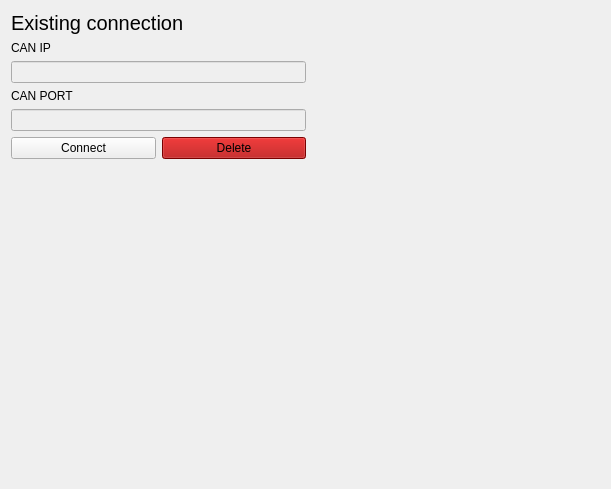
Old version of the form ui/existingconnection.ui in the repository fearricepudding/ECUPWN_APP.
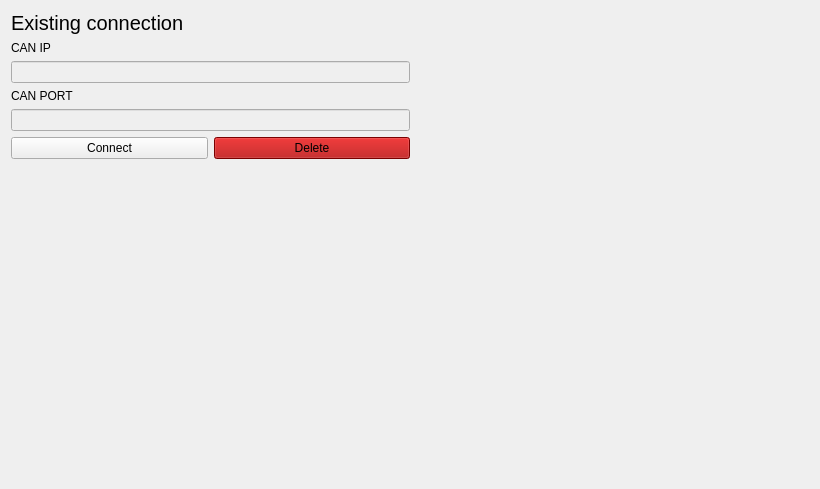
New version of the form.

What changed in the file:
```diff
--- a/ui/existingconnection.ui
+++ b/ui/existingconnection.ui
@@ -6,7 +6,7 @@
    <rect>
     <x>0</x>
     <y>0</y>
-    <width>611</width>
+    <width>820</width>
     <height>489</height>
    </rect>
   </property>
```
Left out of the diff: 4 changed lines with no effect on the pictures.
